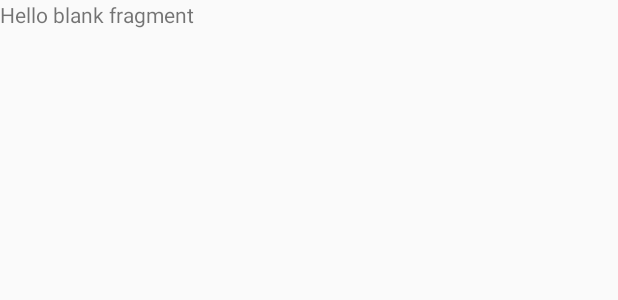
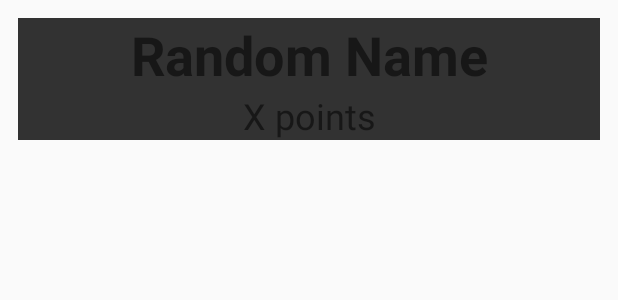
Before and after one commit to adderollen/ath100_thegame, an Android app: the layout game_player_fragment.xml on its own in the app's theme, with its tools: preview values and no code run, on a phone screen of 412 x 824 dp. Shown: the top 300 px of the screen. Run offline under Robolectric (Android 15) with nearby library versions, the phone set to English and light mode, and no system bars.

Commit message:
Added fragments for player, place and action

```diff
--- a/app/src/main/java/com/ath100/ath100thegame/GameActivity.java
+++ b/app/src/main/java/com/ath100/ath100thegame/GameActivity.java
@@ -7,7 +7,7 @@ import android.view.Menu;
 import android.view.MenuItem;
 
 
-public class GameActivity extends ActionBarActivity implements GamePlayerFragment.OnFragmentInteractionListener, GameCardFragment.OnFragmentInteractionListener {
+public class GameActivity extends ActionBarActivity implements GamePlayerFragment.OnFragmentInteractionListener, GameActionCardFragment.OnFragmentInteractionListener {
 
     private String city;
     private int nbrOfPlayers;
--- a/app/src/main/res/layout/game_card_fragment.xml
+++ b/app/src/main/res/layout/game_place_fragment.xml
@@ -1,6 +1,6 @@
 <FrameLayout xmlns:android="http://schemas.android.com/apk/res/android"
     xmlns:tools="http://schemas.android.com/tools" android:layout_width="match_parent"
-    android:layout_height="match_parent" tools:context="com.ath100.ath100thegame.GameCardFragment">
+    android:layout_height="match_parent" tools:context="com.ath100.ath100thegame.GamePlaceFragment">
 
     <!-- TODO: Update blank fragment layout -->
     <TextView android:layout_width="match_parent" android:layout_height="match_parent"
--- a/app/src/main/res/layout/game_player_fragment.xml
+++ b/app/src/main/res/layout/game_player_fragment.xml
@@ -1,10 +1,32 @@
 <FrameLayout xmlns:android="http://schemas.android.com/apk/res/android"
-    xmlns:tools="http://schemas.android.com/tools" android:layout_width="match_parent"
+    xmlns:tools="http://schemas.android.com/tools"
+    android:layout_width="match_parent"
     android:layout_height="match_parent"
+    android:layout_margin="12dp"
     tools:context="com.ath100.ath100thegame.GamePlayerFragment">
 
-    <!-- TODO: Update blank fragment layout -->
-    <TextView android:layout_width="match_parent" android:layout_height="match_parent"
-        android:text="@string/hello_blank_fragment" />
+
+    <LinearLayout
+        android:layout_width="match_parent"
+        android:layout_height="wrap_content"
+        android:background="@android:color/secondary_text_light"
+        android:orientation="vertical">
+
+        <TextView
+            android:layout_width="match_parent"
+            android:layout_height="wrap_content"
+            android:gravity="center"
+            android:text="Random Name"
+            android:textSize="36dp"
+            android:textStyle="bold" />
+
+        <TextView
+            android:layout_width="match_parent"
+            android:layout_height="wrap_content"
+            android:gravity="center"
+            android:text="X points"
+            android:textSize="24dp" />
+
+    </LinearLayout>
 
 </FrameLayout>
```
Also changed, not shown: app/src/main/java/com/ath100/ath100thegame/GameActionCardFragment.java (renamed from app/src/main/java/com/ath100/ath100thegame/GameCardFragment.java, +8 -8 lines), app/src/main/java/com/ath100/ath100thegame/GamePlaceFragment.java (added, +109 -0 lines), app/src/main/res/layout/game_action_card_fragment.xml (added, +45 -0 lines), app/src/main/res/layout/game_activity.xml (+13 -7 lines).
